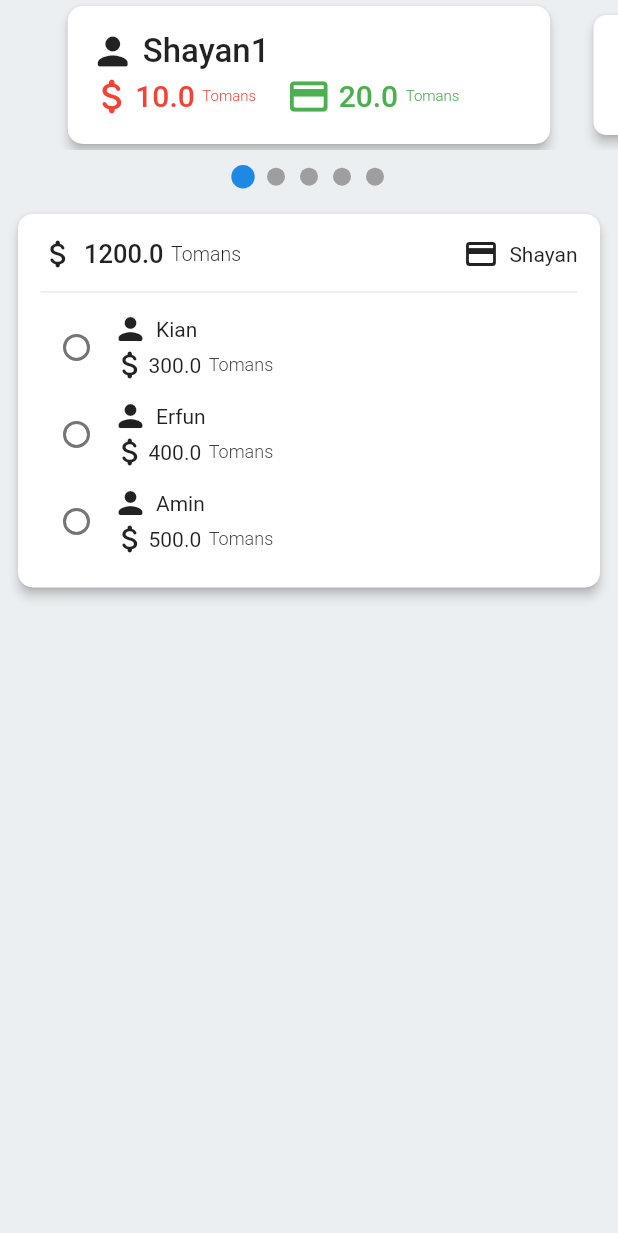
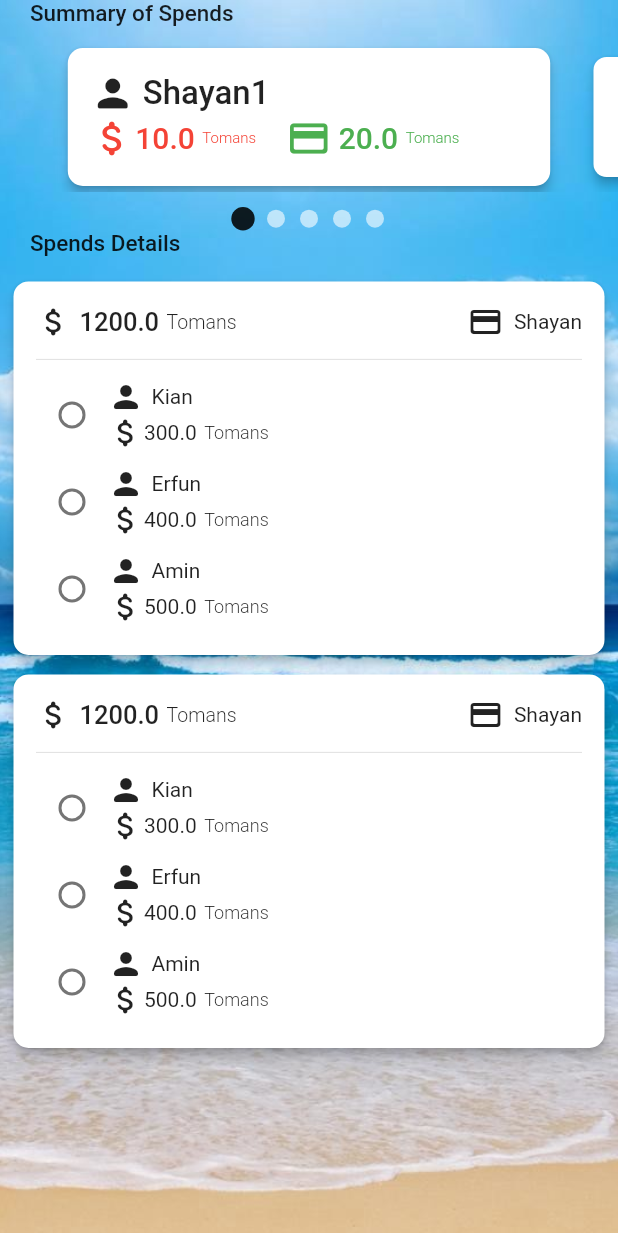
Before and after one commit to i4mShayan/MyDormLifeApp, a Flutter app: the SpendsPage screen opened directly, on a phone screen of 412 x 824 dp. Shown: the top 1233 px of the screen. Run offline on Flutter 3.47's test engine with Material 2 defaults, Android fonts, the phone set to English and light mode, and no system bars; drawn by our look-alikes of carousel_slider, smooth_page_indicator; our stand-ins replace flutter_expandable_fab.

Commit message:
Improve spends design

```diff
--- a/lib/items/spend_card.dart
+++ b/lib/items/spend_card.dart
@@ -33,7 +33,7 @@ class _SpendCardState extends State<SpendCard> {
   @override
   Widget build(BuildContext context) {
     return Padding(
-      padding: const EdgeInsets.all(8.0),
+      padding: const EdgeInsets.only(left: 5, right: 5, top: 5),
       child: InkWell(
         onTap: (){},
         child: Card(
--- a/lib/screens/spends_page.dart
+++ b/lib/screens/spends_page.dart
@@ -17,10 +17,23 @@ class _SpendsPageState extends State<SpendsPage> {
 
   @override
   Widget build(BuildContext context) {
-    return Scaffold(
-      backgroundColor: Colors.blueGrey[50],
+    return Stack(
+      children: [
+        Image.asset(
+          "assets/images/wallpaper.jpg",
+          height: MediaQuery.of(context).size.height,
+          width: MediaQuery.of(context).size.width,
+          fit: BoxFit.cover,
+        ),
+        Scaffold(
+          // backgroundColor: Colors.blue[300],
+          backgroundColor: Colors.transparent,
           body: ListView(
             children: [
+              Padding(
+                padding: const EdgeInsets.only(left: 20, bottom: 10),
+                child: Text("Summary of Spends", style: TextStyle(fontWeight: FontWeight.w500, fontSize: 15),),
+              ),
               Column(
                   children: [
                     CarouselSlider(
@@ -30,7 +43,7 @@ class _SpendsPageState extends State<SpendsPage> {
                           enlargeCenterPage: true,
                           enableInfiniteScroll: false,
                           onPageChanged: (index, reason) =>
-                      setState(()=> _slideIndex=index)
+                              setState(()=> _slideIndex=index),
                       ),
                       items: [1,2,3,4,5].map((i) {
                         return PersonSpendCard(name: "Shayan" + i.toString(), spend: 10*i.toDouble(), debt: 20*i.toDouble(),);
@@ -41,7 +54,8 @@ class _SpendsPageState extends State<SpendsPage> {
                       activeIndex: _slideIndex,
                       count: 5,
                       effect: ScrollingDotsEffect(
-                  activeDotColor: Colors.blue.shade600,
+                        activeDotColor: Colors.black87,
+                        dotColor: Colors.white60,
                         activeStrokeWidth: 2.6,
                         activeDotScale: 1.3,
                         maxVisibleDots: 5,
@@ -53,8 +67,22 @@ class _SpendsPageState extends State<SpendsPage> {
                     ),
                   ]
               ),
-          SizedBox(height: 5,),
+              // Padding(
+              //   padding: const EdgeInsets.symmetric(horizontal: 10, vertical: 10),
+              //   child: Divider(thickness: 2, color: Colors.black87,),
+              // ),
+              Padding(
+                padding: const EdgeInsets.only(left: 20, bottom: 7,),
+                child: Text("Spends Details", style: TextStyle(fontWeight: FontWeight.w500, fontSize: 15),),
+              ),
               SpendCard(
+                paidBy: 'Shayan',
+                everyoneSpentMoney: {
+                  'Kian': 300,
+                  'Erfun': 400,
+                  'Amin': 500,
+                },
+              ),              SpendCard(
                 paidBy: 'Shayan',
                 everyoneSpentMoney: {
                   'Kian': 300,
@@ -64,6 +92,8 @@ class _SpendsPageState extends State<SpendsPage> {
               ),
             ],
           ),
+        ),
+      ]
     );
   }
 }
```
Also changed, not shown: assets/images/wallpaper.jpg (added), assets/images/wallpaper2.jpg (added), 9 other files. Lines whose indentation alone changed are shown as unchanged.
